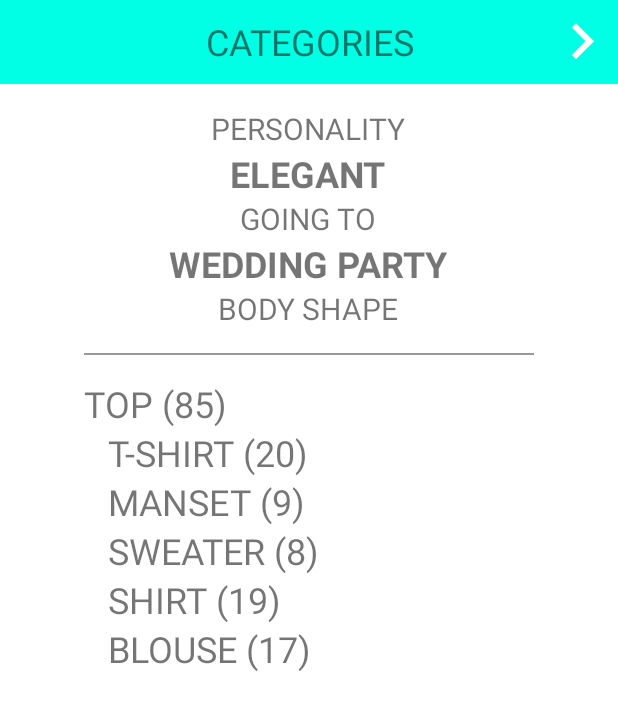
After one commit to amsamustaqim/zameera, an Android app: the layout activity_category.xml on its own in the app's theme, with its tools: preview values and no code run, on a phone screen of 412 x 824 dp. The commit adds this screen. Shown: the top 710 px of the screen. Run offline under Robolectric (Android 15) with nearby library versions, the phone set to English and light mode, and no system bars.

Commit message:
Add categirt

```diff
--- /dev/null
+++ b/Zameera/app/src/main/java/com/example/adrian/zameera/Activity/ActivityCategory.java
@@ -0,0 +1,20 @@
+package com.example.adrian.zameera.Activity;
+
+import android.os.Bundle;
+import android.os.PersistableBundle;
+import android.support.v7.app.AppCompatActivity;
+import android.view.Menu;
+
+import com.example.adrian.zameera.R;
+
+/**
+ * Created by Adrian on 8/7/2016.
+ */
+public class ActivityCategory extends AppCompatActivity{
+
+    @Override
+    public void onCreate(Bundle savedInstanceState, PersistableBundle persistentState) {
+        super.onCreate(savedInstanceState, persistentState);
+        setContentView(R.layout.activity_category);
+    }
+}
--- a/Zameera/app/src/main/java/com/example/adrian/zameera/Activity/MainMenuActivity.java
+++ b/Zameera/app/src/main/java/com/example/adrian/zameera/Activity/MainMenuActivity.java
@@ -17,6 +17,7 @@ import com.roughike.bottombar.OnMenuTabSelectedListener;
 
 import butterknife.BindView;
 import butterknife.ButterKnife;
+import butterknife.OnClick;
 
 /**
  * Created by Adrian on 8/1/2016.
@@ -24,6 +25,7 @@ import butterknife.ButterKnife;
 public class MainMenuActivity extends FragmentActivity {
 
     @BindView(R.id.rv_fragment_catalogue)RecyclerView mRecyclerViewCatalogue;
+    @BindView(R.id.btm_bar_menu) LinearLayout mLinearLayout;
 
     @Override
     protected void onCreate(Bundle savedInstanceState) {
@@ -62,5 +64,11 @@ public class MainMenuActivity extends FragmentActivity {
 
     }
 
+    @OnClick(R.id.btm_bar_menu)
+    void start() {
+        Intent myIntent = new Intent(MainMenuActivity.this, ActivityCategory.class);
+        startActivity(myIntent);
+    }
+
 
 }
--- /dev/null
+++ b/Zameera/app/src/main/res/layout/activity_category.xml
@@ -0,0 +1,140 @@
+<?xml version="1.0" encoding="utf-8"?>
+<LinearLayout xmlns:android="http://schemas.android.com/apk/res/android"
+              android:orientation="vertical"
+              android:layout_width="match_parent"
+              android:layout_height="match_parent"
+    android:background="@android:color/white">
+
+    <RelativeLayout
+        android:layout_width="match_parent"
+        android:layout_height="56dp"
+        android:background="@color/colorPrimary"
+        android:layout_marginBottom="16dp">
+
+        <TextView
+            android:layout_width="wrap_content"
+            android:layout_height="wrap_content"
+            android:layout_centerInParent="true"
+            android:textAlignment="center"
+            android:textSize="24sp"
+            android:text="CATEGORIES"/>
+
+        <ImageView
+            android:layout_width="wrap_content"
+            android:layout_height="wrap_content"
+            android:layout_alignParentRight="true"
+            android:layout_centerVertical="true"
+            android:src="@drawable/ic_keyboard_arrow_right_white_48dp"/>
+    </RelativeLayout>
+
+    <LinearLayout
+        android:layout_width="wrap_content"
+        android:layout_height="wrap_content"
+        android:gravity="center"
+        android:layout_gravity="center_horizontal"
+        android:orientation="vertical">
+        <TextView
+            android:layout_width="wrap_content"
+            android:layout_height="wrap_content"
+            android:textSize="20sp"
+            android:text="PERSONALITY"/>
+        <TextView
+            android:layout_width="wrap_content"
+            android:layout_height="wrap_content"
+            android:textSize="24sp"
+            android:text="ELEGANT"
+            android:textStyle="bold"/>
+        <TextView
+            android:layout_width="wrap_content"
+            android:layout_height="wrap_content"
+            android:textSize="20sp"
+            android:text="GOING TO"/>
+        <TextView
+            android:layout_width="wrap_content"
+            android:layout_height="wrap_content"
+            android:textSize="24sp"
+            android:text="WEDDING PARTY"
+            android:textStyle="bold"/>
+        <TextView
+            android:layout_width="wrap_content"
+            android:layout_height="wrap_content"
+            android:textSize="20sp"
+            android:text="BODY SHAPE"/>
+    </LinearLayout>
+
+    <RelativeLayout
+        android:layout_width="match_parent"
+        android:layout_height="wrap_content">
+        <View
+            android:layout_marginTop="16dp"
+            android:layout_width="300dp"
+            android:layout_centerHorizontal="true"
+            android:layout_height="1dp"
+            android:alpha="0.4"
+            android:id="@+id/divider"
+            android:background="@android:color/black"
+            />
+
+
+        <TextView
+            android:layout_marginTop="16dp"
+            android:layout_width="match_parent"
+            android:layout_height="wrap_content"
+            android:text="TOP (85)"
+            android:layout_below="@+id/divider"
+            android:layout_alignStart="@+id/divider"
+            android:textSize="24sp"
+            android:id="@+id/main_category"
+            />
+
+            <LinearLayout
+                android:layout_width="wrap_content"
+                android:layout_height="wrap_content"
+                android:orientation="vertical"
+                android:layout_below="@+id/main_category"
+                android:layout_alignStart="@id/main_category"
+                android:layout_marginLeft="16dp">
+                <TextView
+                    android:layout_width="match_parent"
+                    android:layout_height="wrap_content"
+                    android:text="T-SHIRT (20)"
+                    android:layout_below="@+id/divider"
+                    android:layout_alignStart="@+id/divider"
+                    android:textSize="24sp"
+                    />
+                <TextView
+                    android:layout_width="match_parent"
+                    android:layout_height="wrap_content"
+                    android:text="MANSET (9)"
+                    android:layout_below="@+id/divider"
+                    android:layout_alignStart="@+id/divider"
+                    android:textSize="24sp"
+                    />
+                <TextView
+                    android:layout_width="match_parent"
+                    android:layout_height="wrap_content"
+                    android:text="SWEATER (8)"
+                    android:layout_below="@+id/divider"
+                    android:layout_alignStart="@+id/divider"
+                    android:textSize="24sp"
+                    />
+                <TextView
+                    android:layout_width="match_parent"
+                    android:layout_height="wrap_content"
+                    android:text="SHIRT (19)"
+                    android:layout_below="@+id/divider"
+                    android:layout_alignStart="@+id/divider"
+                    android:textSize="24sp"
+                    />
+                <TextView
+                    android:layout_width="match_parent"
+                    android:layout_height="wrap_content"
+                    android:text="BLOUSE (17)"
+                    android:layout_below="@+id/divider"
+                    android:layout_alignStart="@+id/divider"
+                    android:textSize="24sp"
+                    />
+            </LinearLayout>
+    </RelativeLayout>
+
+</LinearLayout>
--- a/Zameera/app/src/main/res/layout/activity_product_detail.xml
+++ b/Zameera/app/src/main/res/layout/activity_product_detail.xml
@@ -3,7 +3,8 @@
             android:layout_width="match_parent"
             android:layout_height="match_parent"
             xmlns:tools="http://schemas.android.com/tools"
-            android:orientation="vertical">
+            android:orientation="vertical"
+    android:background="@android:color/white">
     <RelativeLayout
         android:layout_marginTop="8dp"
         android:layout_width="match_parent"
@@ -24,6 +25,7 @@
             android:layout_below="@+id/iv_1"
             android:layout_alignStart="@+id/iv_1"
             android:src="@drawable/item2"
+            android:layout_margin="4dp"
             android:id="@+id/iv_2"/>
 
         <RelativeLayout
@@ -37,6 +39,7 @@
                 android:layout_width="wrap_content"
                 android:layout_height="wrap_content"
                 android:text="Rp. 250.000"
+                android:textSize="16sp"
                 android:id="@+id/tv_price"/>
 
             <TextView
@@ -44,13 +47,15 @@
                 android:layout_below="@id/tv_price"
                 android:layout_width="wrap_content"
                 android:layout_height="wrap_content"
-                android:text="Malaka"/>
+                android:text="Malaka"
+                android:textSize="20sp"/>
 
             <TextView
                 android:id="@+id/tv_percent"
                 android:layout_width="wrap_content"
                 android:layout_height="wrap_content"
                 android:text="60%"
+                android:textSize="14sp"
                 android:layout_alignParentEnd="true"/>
 
             <TextView
@@ -58,6 +63,9 @@
                 android:layout_width="wrap_content"
                 android:layout_height="wrap_content"
                 android:text="210"
+                android:textSize="16sp"
+                android:layout_alignBottom="@+id/tv_name"
+                android:gravity="bottom"
                 android:layout_alignParentEnd="true"
                 android:layout_below="@id/tv_percent"
                 android:drawableRight="@drawable/ic_favorite_border_cyan_a200_24dp"/>
```
Also changed, not shown: Zameera/app/src/main/res/drawable-hdpi/ic_keyboard_arrow_right_white_24dp.png (added), Zameera/app/src/main/res/drawable-hdpi/ic_keyboard_arrow_right_white_48dp.png (added), Zameera/app/src/main/res/drawable-mdpi/ic_keyboard_arrow_right_white_24dp.png (added), Zameera/app/src/main/res/drawable-mdpi/ic_keyboard_arrow_right_white_48dp.png (added), Zameera/app/src/main/res/drawable-xhdpi/ic_keyboard_arrow_right_white_24dp.png (added), Zameera/app/src/main/res/drawable-xhdpi/ic_keyboard_arrow_right_white_48dp.png (added), Zameera/app/src/main/res/drawable-xxhdpi/ic_keyboard_arrow_right_white_24dp.png (added), Zameera/app/src/main/res/drawable-xxhdpi/ic_keyboard_arrow_right_white_48dp.png (added), Zameera/app/src/main/res/drawable-xxxhdpi/ic_keyboard_arrow_right_white_24dp.png (added), Zameera/app/src/main/res/drawable-xxxhdpi/ic_keyboard_arrow_right_white_48dp.png (added).
